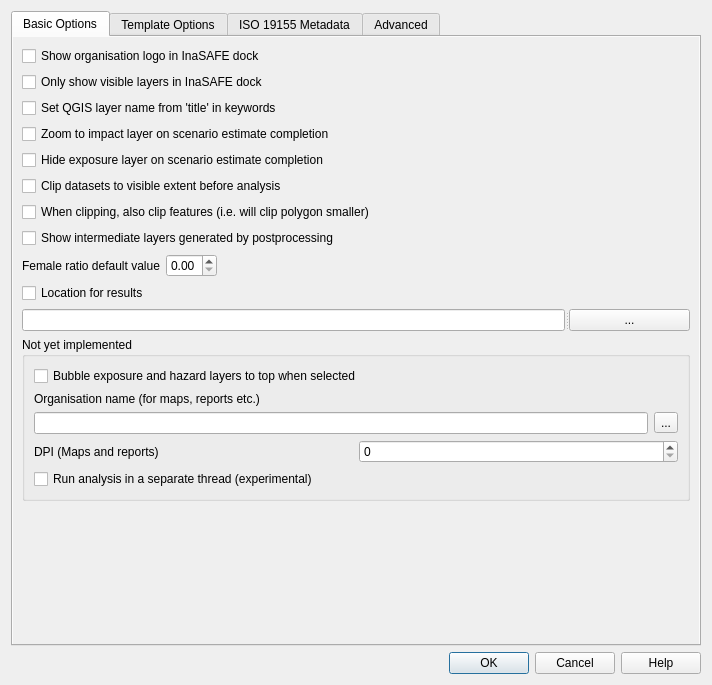
mbernasocchi/PacSAFE, file inasafe/safe/gui/ui/options_dialog_base.ui: the form before one commit.
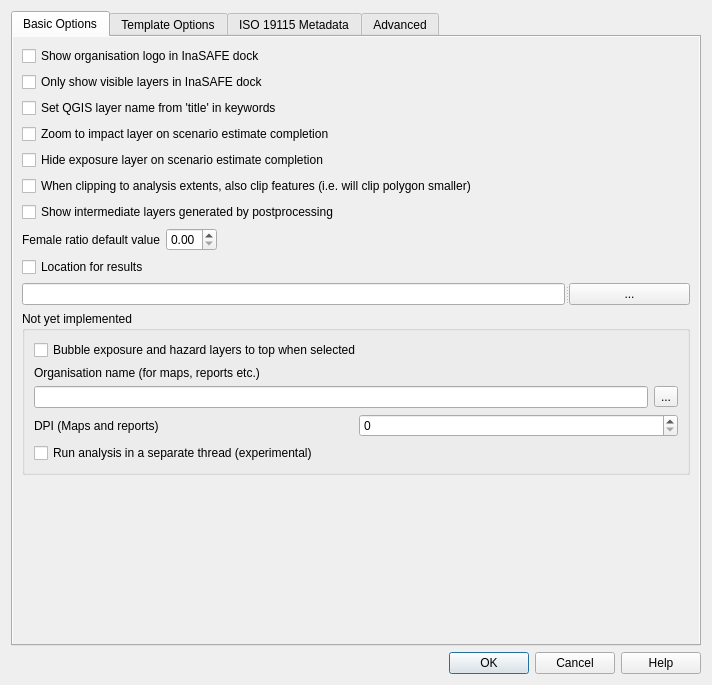
The form after the commit. Icons and pictures are not drawn.

Diff of the .ui file:
```diff
--- a/inasafe/safe/gui/ui/options_dialog_base.ui
+++ b/inasafe/safe/gui/ui/options_dialog_base.ui
@@ -47,8 +47,8 @@
            <rect>
             <x>0</x>
             <y>0</y>
-            <width>696</width>
-            <height>607</height>
+            <width>682</width>
+            <height>604</height>
            </rect>
           </property>
           <layout class="QVBoxLayout" name="verticalLayout_4">
@@ -96,23 +96,10 @@
              </property>
             </widget>
            </item>
-           <item>
-            <widget class="QCheckBox" name="cbxClipToViewport">
-             <property name="toolTip">
-              <string>Turn on to clip hazard and exposure layers to the currently  visible extent on the map canvas</string>
-             </property>
-             <property name="text">
-              <string>Clip datasets to visible extent before analysis</string>
-             </property>
-             <property name="checked">
-              <bool>false</bool>
-             </property>
-            </widget>
-           </item>
            <item>
             <widget class="QCheckBox" name="cbxClipHard">
              <property name="text">
-              <string>When clipping, also clip features (i.e. will clip polygon smaller)</string>
+              <string>When clipping to analysis extents, also clip features (i.e. will clip polygon smaller)</string>
              </property>
             </widget>
            </item>
@@ -423,7 +410,7 @@
      </widget>
      <widget class="QWidget" name="tab_iso19115">
       <attribute name="title">
-       <string>ISO 19155 Metadata</string>
+       <string>ISO 19115 Metadata</string>
       </attribute>
       <layout class="QVBoxLayout" name="verticalLayout_3">
        <item>
```
Left out of the diff: 15 changed lines with no effect on the pictures.
